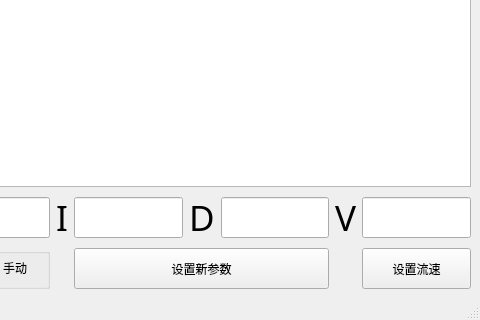
Old version of the form Ocontroller/mainwindow.ui in the repository ImageBlue/PID_exp_platform; both pictures show x 368 to 848 and y 241 to 561 of the 848 by 561 pixel window.
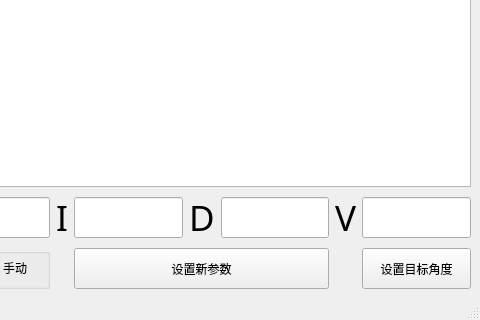
New version of the form. Custom widgets are drawn as their Qt base class.

```diff
--- a/Ocontroller/mainwindow.ui
+++ b/Ocontroller/mainwindow.ui
@@ -61,7 +61,7 @@
        </size>
       </property>
       <property name="text">
-       <string>设置流速</string>
+       <string>设置目标角度</string>
       </property>
      </widget>
     </item>
```
